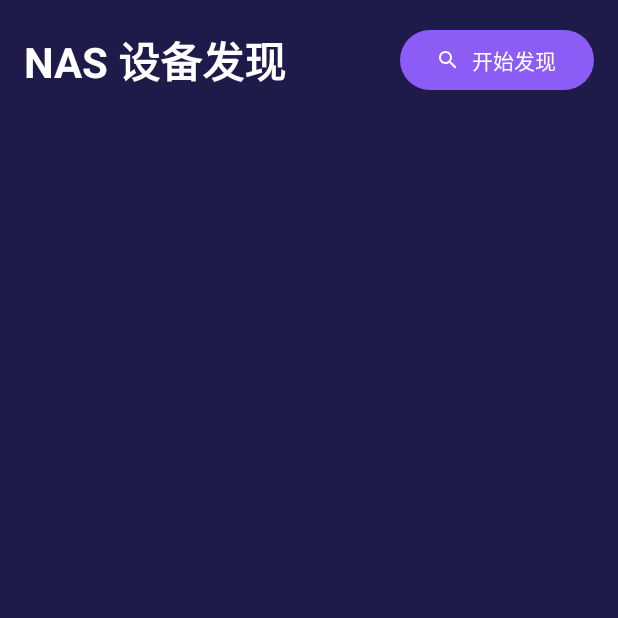
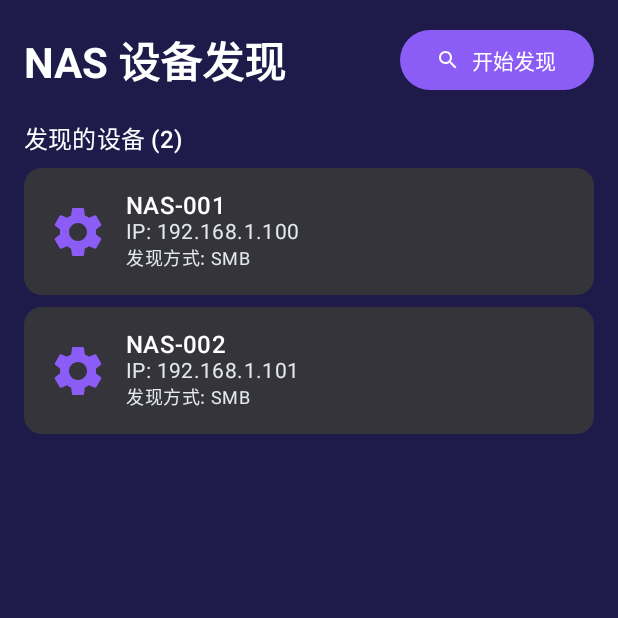
Before and after one commit to jiangwei199805058112-debug/NASPlayer, an Android app built with Jetpack Compose: the screen it shows after launch (MainActivity), after a tap on "开始发现", on a phone screen of 412 x 824 dp, the top half of it. Run offline under Robolectric (Android 15) with nearby library versions, the light colour scheme and no system bars; our stand-ins replace Dagger/Hilt's generated code, Timber; libraries missing offline, so code that uses them is left out: com.hierynomus.msdtyp, com.hierynomus.msfscc, com.hierynomus.mssmb2, com.hierynomus.smbj.

Commit message:
fix: make discovery UI responsive by using collectAsState for discoveryState

```diff
--- a/app/src/main/java/com/example/nasonly/ui/discovery/NasDiscoveryScreen.kt
+++ b/app/src/main/java/com/example/nasonly/ui/discovery/NasDiscoveryScreen.kt
@@ -27,6 +27,7 @@ fun NasDiscoveryScreen(
     viewModel: NasDiscoveryViewModel = hiltViewModel(),
 ) {
     val uiState by viewModel.uiState.collectAsState()
+    val discoveryState by viewModel.discoveryState.collectAsState()
     var showConnectionDialog by remember { mutableStateOf<DeviceInfo?>(null) }
 
     /** 收集一次性导航事件：保证在主线程里执行 navigate */
@@ -64,21 +65,21 @@ fun NasDiscoveryScreen(
 
             Button(
                 onClick = {
-                    if (viewModel.discoveryState.value.isDiscovering) {
+                    if (discoveryState.isDiscovering) {
                         viewModel.stopDiscovery()
                     } else {
                         viewModel.startDiscovery()
                     }
                 },
-                enabled = !viewModel.discoveryState.value.isConnecting,
+                enabled = !discoveryState.isConnecting,
             ) {
                 Icon(
-                    imageVector = if (viewModel.discoveryState.value.isDiscovering) Icons.Default.Settings else Icons.Default.Search,
+                    imageVector = if (discoveryState.isDiscovering) Icons.Default.Settings else Icons.Default.Search,
                     contentDescription = null,
                     modifier = Modifier.size(16.dp),
                 )
                 Spacer(modifier = Modifier.width(8.dp))
-                Text(if (viewModel.discoveryState.value.isDiscovering) "停止发现" else "开始发现")
+                Text(if (discoveryState.isDiscovering) "停止发现" else "开始发现")
             }
         }
 
@@ -154,8 +155,7 @@ fun NasDiscoveryScreen(
             }
             NasDiscoveryViewModel.UiState.Idle -> {
                 // 显示发现的设备
-                val state = viewModel.discoveryState.value
-                if (state.isDiscovering) {
+                if (discoveryState.isDiscovering) {
                     Card(modifier = Modifier.fillMaxWidth()) {
                         Row(
                             modifier = Modifier
@@ -170,9 +170,9 @@ fun NasDiscoveryScreen(
                     }
                 }
 
-                if (state.devices.isNotEmpty()) {
+                if (discoveryState.devices.isNotEmpty()) {
                     Text(
-                        text = "发现的设备 (${state.devices.size})",
+                        text = "发现的设备 (${discoveryState.devices.size})",
                         style = MaterialTheme.typography.titleMedium,
                         fontWeight = FontWeight.Medium,
                     )
@@ -182,10 +182,10 @@ fun NasDiscoveryScreen(
                 LazyColumn(
                     verticalArrangement = Arrangement.spacedBy(8.dp),
                 ) {
-                    items(state.devices) { device ->
+                    items(discoveryState.devices) { device ->
                         DeviceCard(
                             device = device,
-                            isConnecting = state.isConnecting,
+                            isConnecting = discoveryState.isConnecting,
                             onConnect = { showConnectionDialog = device },
                         )
                     }
```
